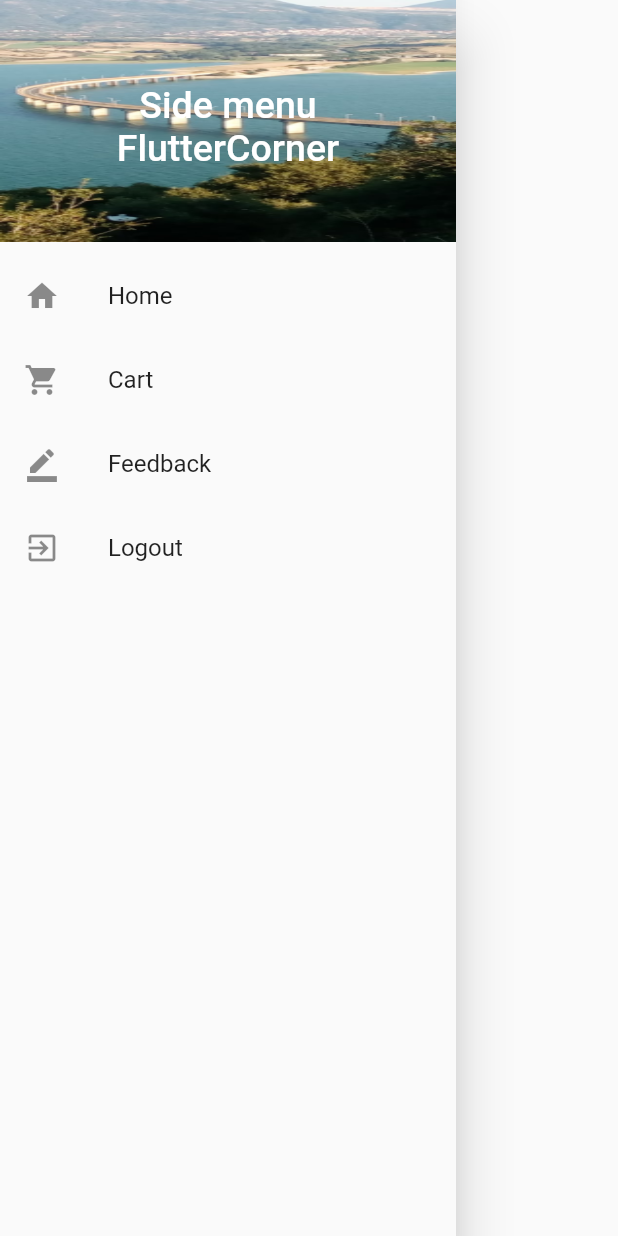
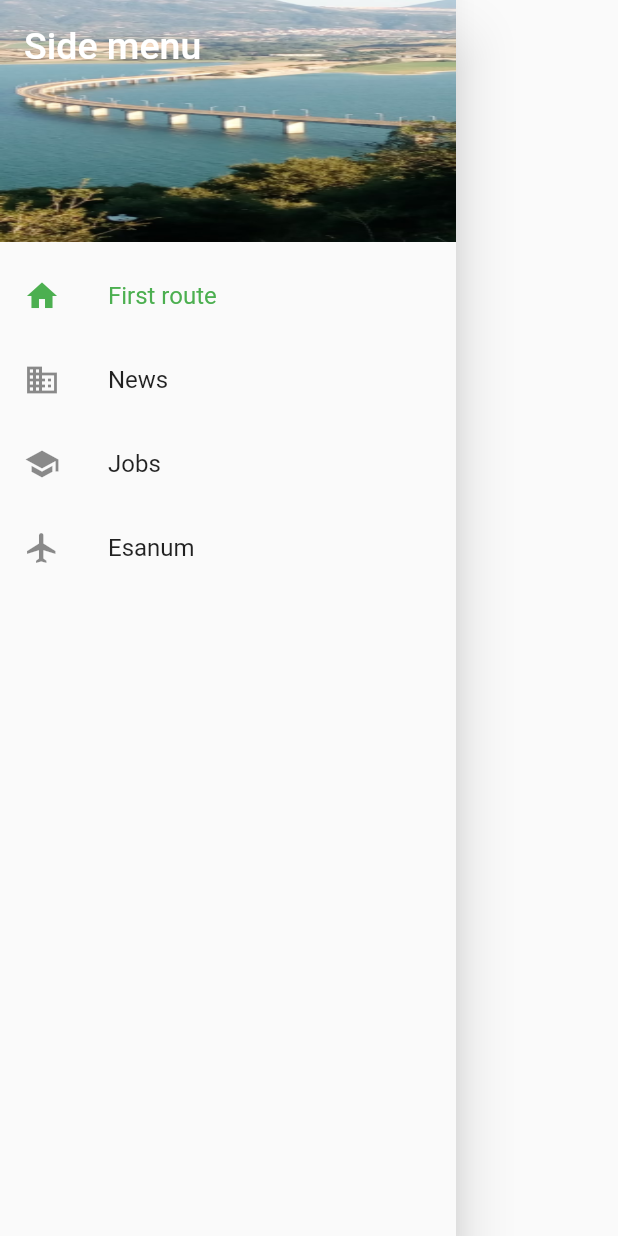
Before and after one commit to esanum/flutter-trial, a Flutter app: the SideDrawer widget shown alone on an empty page, opened directly, on a phone screen of 412 x 824 dp. Run offline on Flutter 3.47's test engine with Material 2 defaults, Android fonts, the phone set to English and light mode, and no system bars; our stand-ins replace webview_flutter; network calls fail.

Commit message:
implement menu side bar part 1

```diff
--- /dev/null
+++ b/lib/model/drawer_item.dart
@@ -0,0 +1,9 @@
+import 'package:flutter/material.dart';
+
+class DrawerItem {
+  final String title;
+  final IconData icon;
+  final MaterialColor color;
+
+  DrawerItem(this.title, this.icon, this.color);
+}
--- a/lib/views/home_page.dart
+++ b/lib/views/home_page.dart
@@ -99,7 +99,6 @@ class _HomePageState extends State<HomePage> {
 
   void getScreen(int selectedIndex) {
     Widget route;
-
     switch (selectedIndex) {
       case 0:
         {
@@ -107,14 +106,12 @@ class _HomePageState extends State<HomePage> {
           route = WebViewContainer('https://www.esanum.de', 'esanum');
         }
         break;
-
       case 1:
         {
           //route = SecondRoute();
           route = JobsListViewScreen();
         }
         break;
-
       case 2:
         {
           //route = ThirdRoute();
--- a/lib/views/menu/side_drawer.dart
+++ b/lib/views/menu/side_drawer.dart
@@ -1,18 +1,95 @@
 import 'package:flutter/material.dart';
+import 'package:flutter_starter/model/drawer_item.dart';
+import 'package:flutter_starter/views/first_route.dart';
+import 'package:flutter_starter/views/lists/list_view_jobs.dart';
+import 'package:flutter_starter/views/lists/list_view_news.dart';
+import 'package:flutter_starter/views/web_view_container.dart';
 
-class SideDrawer extends StatelessWidget {
+// https://medium.com/@kashifmin/flutter-setting-up-a-navigation-drawer-with-multiple-fragments-widgets-1914fda3c8a8
+// https://medium.com/@maffan/how-to-create-a-side-menu-in-flutter-a2df7833fdfb
+
+class SideDrawer extends StatefulWidget {
+  List<DrawerItem> drawerItems = <DrawerItem>[
+    DrawerItem('First route', Icons.home, Colors.teal),
+    DrawerItem('News', Icons.business, Colors.cyan),
+    DrawerItem('Jobs', Icons.school, Colors.orange),
+    DrawerItem('Esanum', Icons.flight, Colors.blue)
+  ];
+
+  @override
+  State<StatefulWidget> createState() {
+    return new SideDrawerState();
+  }
+}
+
+class SideDrawerState extends State<SideDrawer> {
+  int _selectedDrawerIndex = 0;
+
+  void _getDrawerItemWidget(int pos) {
+    Widget route;
+    switch (pos) {
+      case 0:
+        {
+          route = new FirstRoute();
+        }
+        break;
+      case 1:
+        {
+          route = new NewsScreen();
+        }
+        break;
+      case 2:
+        {
+          route = new JobsListViewScreen();
+        }
+        break;
+      case 3:
+        {
+          route = new WebViewContainer('https://www.esanum.de', 'esanum');
+        }
+        break;
+      default:
+        {
+          //statements;
+        }
+        break;
+    }
+    Navigator.push(
+      context,
+      MaterialPageRoute(
+          builder: (context) => route), // Navigate to second route when tapped.
+    );
+  }
+
+  _onSelectItem(int index) {
+    setState(() {
+      _selectedDrawerIndex = index;
+      _getDrawerItemWidget(_selectedDrawerIndex);
+    });
+    Navigator.of(context).pop(); // close the drawer
+  }
+
   @override
   Widget build(BuildContext context) {
+    var drawerOptions = <Widget>[];
+    for (var i = 0; i < widget.drawerItems.length; i++) {
+      var d = widget.drawerItems[i];
+      drawerOptions.add(new ListTile(
+        leading: new Icon(d.icon),
+        title: new Text(d.title),
+        selected: i == _selectedDrawerIndex,
+        onTap: () => _onSelectItem(i),
+      ));
+    }
+
     return Drawer(
-      child: Column(
+      child: ListView(
+        padding: EdgeInsets.zero,
         children: <Widget>[
           DrawerHeader(
-            child: Center(
-              child: Text(
-                'Side menu  FlutterCorner',
-                textAlign: TextAlign.center,
-                style: TextStyle(color: Colors.white, fontSize: 25),
-              ),
+            child: Text(
+              'Side menu',
+              style: TextStyle(color: Colors.white, fontSize: 25),
             ),
             decoration: BoxDecoration(
                 color: Colors.green,
@@ -20,32 +97,11 @@ class SideDrawer extends StatelessWidget {
                     fit: BoxFit.fill,
                     image: AssetImage('assets/graphics/image.jpg'))),
           ),
-          ListTile(
-            leading: Icon(Icons.home),
-            title: Text('Home'),
-            onTap: () => {Navigator.of(context).pop()},
-          ),
-          ListTile(
-            leading: Icon(Icons.shopping_cart),
-            title: Text('Cart'),
-            onTap: () => {Navigator.of(context).pop()},
-          ),
-          ListTile(
-            leading: Icon(Icons.border_color),
-            title: Text('Feedback'),
-            onTap: () => {Navigator.of(context).pop()},
-          ),
-          ListTile(
-            leading: Icon(Icons.exit_to_app),
-            title: Text('Logout'),
-            onTap: () => {onTap(context, 'Logout')},
-          ),
+          //new UserAccountsDrawerHeader(
+          //accountName: new Text("John Doe"), accountEmail: null), // two types of header in menu
+          new Column(children: drawerOptions)
         ],
       ),
     );
   }
-
-  onTap(context, text) {
-    Navigator.of(context).pop();
-  }
 }
```
